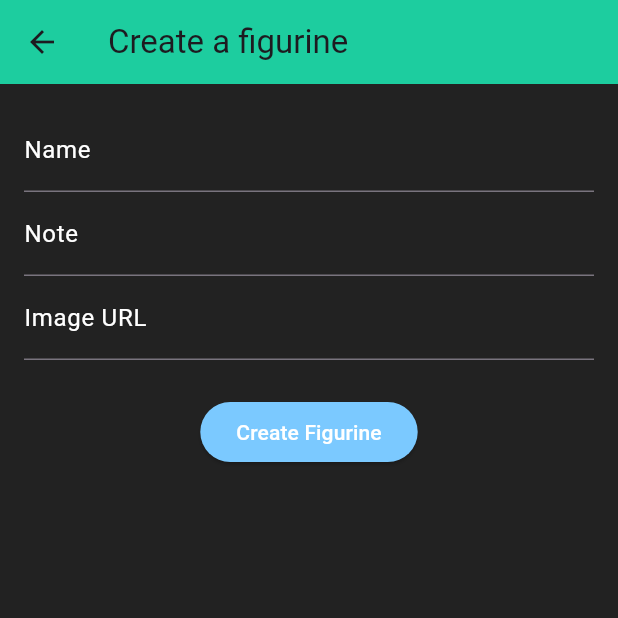
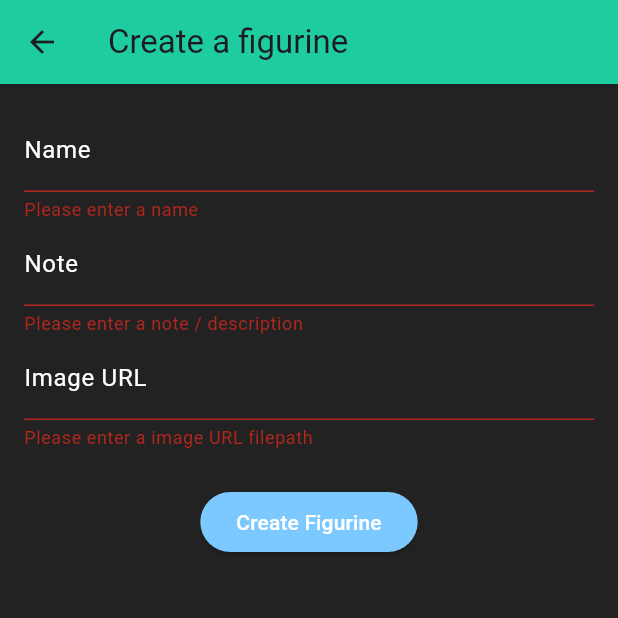
Before and after one commit to CarlLyon04/cross-platform-project-2025, a Flutter app: the CreateFigurine screen opened directly, after a tap on "Create Figurine", on a phone screen of 412 x 824 dp, the top half of it. Run offline on Flutter 3.47's test engine with Material 3 defaults, Android fonts, the phone set to English and light mode, and no system bars.

Commit message:
Implemented the Battle feature for the application (Two figurines can fight and randomly win). Updated the create figurine form to use the Form widget

```diff
--- a/lib/cards/figurine_card.dart
+++ b/lib/cards/figurine_card.dart
@@ -59,6 +59,11 @@ class FigurineCard extends StatelessWidget {
                     figurine.note,
                     style: const TextStyle(fontSize: 12, color: Colors.white),
                   ),
+                  const SizedBox(height: 10),
+                  Text(
+                    "Health: ${figurine.health} | Damage: ${figurine.damage} | Block: ${figurine.block}",
+                    style: const TextStyle(fontSize: 10, color: Colors.red),
+                  ),
                 ],
               ),
             ),
--- a/lib/main.dart
+++ b/lib/main.dart
@@ -10,8 +10,6 @@ class MainApp extends StatelessWidget {
 
   @override
   Widget build(BuildContext context) {
-    return MaterialApp(
-      home: Home(),
-    );
+    return MaterialApp(home: Home());
   }
 }
--- a/lib/models/figurine_model.dart
+++ b/lib/models/figurine_model.dart
@@ -8,6 +8,11 @@ class FigurineModel {
 
     required this.imageUrl,
 
+    required this.health,
+
+    required this.damage,
+
+    required this.block,
 
     required this.timeAdded,
   });
@@ -20,5 +25,11 @@ class FigurineModel {
 
   final String imageUrl;
 
+  final int health;
+
+  final int damage;
+
+  final int block;
+
   final DateTime timeAdded;
 }
--- a/lib/screens/create_figurine.dart
+++ b/lib/screens/create_figurine.dart
@@ -9,26 +9,26 @@ class CreateFigurine extends StatefulWidget {
 }
 
 class _CreateFigurineState extends State<CreateFigurine> {
+  final formKey = GlobalKey<FormState>();
   final nameController = TextEditingController();
   final noteController = TextEditingController();
   final imageUrlController = TextEditingController();
 
   void submitFigurine() {
-    final name = nameController.text.trim();
-    final note = noteController.text.trim();
-    final imageUrl = imageUrlController.text.trim();
-
-    if (name.isEmpty || note.isEmpty || imageUrl.isEmpty) return;
-
+    if (formKey.currentState!.validate()) {
       final createdFigurine = FigurineModel(
         id: DateTime.now().microsecondsSinceEpoch,
-      name: name,
-      note: note,
-      imageUrl: imageUrl,
+        name: nameController.text.trim(),
+        note: noteController.text.trim(),
+        imageUrl: imageUrlController.text.trim(),
+        health: 100,
+        damage: 20,
+        block: 10,
         timeAdded: DateTime.now(),
       );
 
       Navigator.pop(context, createdFigurine);
+    }
   }
 
   @override
@@ -37,36 +37,74 @@ class _CreateFigurineState extends State<CreateFigurine> {
       backgroundColor: const Color.fromRGBO(34, 34, 34, 1),
       appBar: AppBar(
         title: const Text("Create a figurine"),
-        backgroundColor: const Color.fromRGBO(29,205, 159, 1),
+        backgroundColor: const Color.fromRGBO(29, 205, 159, 1),
       ),
       body: Padding(
         padding: const EdgeInsets.all(16),
+        child: Form(
+          key: formKey,
           child: Column(
             children: [
-            TextField(
+              TextFormField(
                 controller: nameController,
-              decoration: const InputDecoration(labelText: "Name", labelStyle: TextStyle(color: Color.fromRGBO(255, 255, 255, 1))),
+                decoration: const InputDecoration(
+                  labelText: "Name",
+                  labelStyle: TextStyle(
+                    color: Color.fromRGBO(255, 255, 255, 1),
+                  ),
+                ),
                 style: const TextStyle(color: Colors.white),
+                validator:
+                    (value) =>
+                        value == null || value.isEmpty
+                            ? "Please enter a name"
+                            : null,
               ),
-            TextField(
+              TextFormField(
                 controller: noteController,
-              decoration: const InputDecoration(labelText: "Note", labelStyle: TextStyle(color: Color.fromRGBO(255, 255, 255, 1))),
+                decoration: const InputDecoration(
+                  labelText: "Note",
+                  labelStyle: TextStyle(
+                    color: Color.fromRGBO(255, 255, 255, 1),
+                  ),
+                ),
                 style: const TextStyle(color: Colors.white),
+                validator:
+                    (value) =>
+                        value == null || value.isEmpty
+                            ? "Please enter a note / description"
+                            : null,
               ),
-            TextField(
+              TextFormField(
                 controller: imageUrlController,
-              decoration: const InputDecoration(labelText: "Image URL", labelStyle: TextStyle(color: Color.fromRGBO(255, 255, 255, 1))),
+                decoration: const InputDecoration(
+                  labelText: "Image URL",
+                  labelStyle: TextStyle(
+                    color: Color.fromRGBO(255, 255, 255, 1),
+                  ),
+                ),
                 style: const TextStyle(color: Colors.white),
+                validator:
+                    (value) =>
+                        value == null || value.isEmpty
+                            ? "Please enter a image URL filepath"
+                            : null,
               ),
+
               const SizedBox(height: 24),
+
               ElevatedButton(
                 onPressed: submitFigurine,
                 style: ElevatedButton.styleFrom(
                   backgroundColor: const Color.fromRGBO(123, 201, 255, 1),
                 ),
-              child: const Text("Create Figurine", style: TextStyle(color: Colors.white)),
+                child: const Text(
+                  "Create Figurine",
+                  style: TextStyle(color: Colors.white),
+                ),
               ),
             ],
+          ),
         ),
       ),
     );
--- a/pubspec.yaml
+++ b/pubspec.yaml
@@ -10,6 +10,8 @@ dependencies:
   flutter:
     sdk: flutter
 
+  image_picker: ^1.0.4
+
 dev_dependencies:
   flutter_test:
     sdk: flutter
```
Also changed, not shown: lib/models/battle_model.dart (added, +15 -0 lines), lib/screens/battle_screen.dart (added, +193 -0 lines), lib/screens/home.dart (+38 -9 lines), pubspec.lock, 5 other files. Lines whose indentation alone changed are shown as unchanged.
